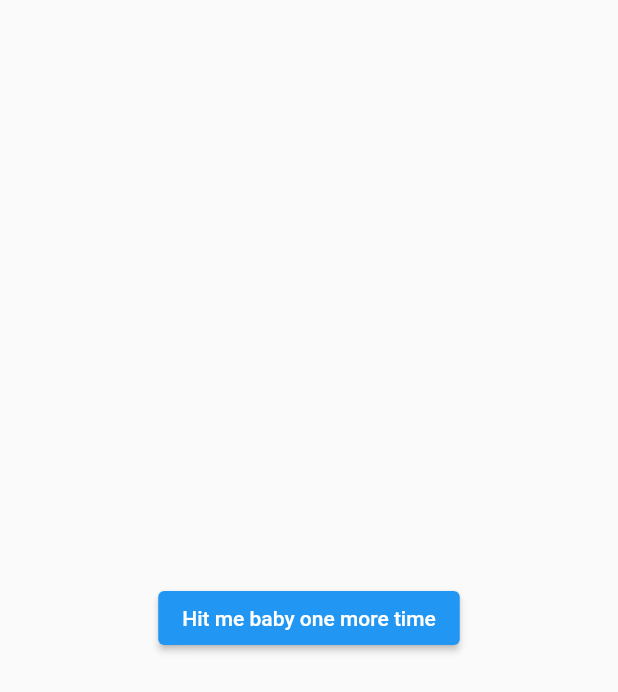
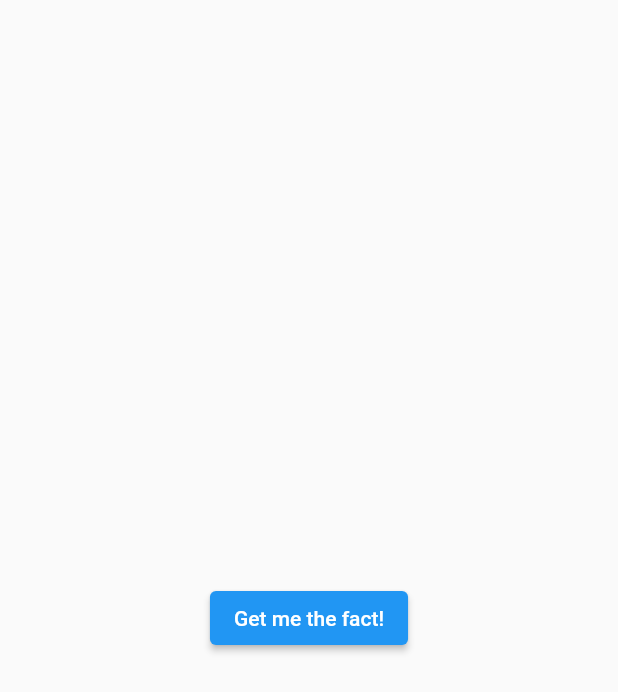
Before and after one commit to danypata/dependency_injection, a Flutter app: the screen it shows after launch, on a phone screen of 412 x 824 dp. Shown: the top 692 px of the screen. Run offline on Flutter 3.47's test engine with Material 2 defaults, Android fonts, the phone set to English and light mode, and no system bars; our stand-ins replace bloc, dio, flutter_bloc, freezed_annotation, get_it, injectable and 1 more; generated files the repository leaves out were written again.

Commit message:
small word change

```diff
--- a/lib/screens/home_screen.dart
+++ b/lib/screens/home_screen.dart
@@ -77,6 +77,6 @@ class _HomeScreenState extends State<HomeScreen> {
         onPressed: () {
           context.read<HomeBloc>().add(HomeEvent.oneMoreFunFact());
         },
-        child: const Text("Hit me baby one more time"));
+        child: const Text("Get me the fact!"));
   }
 }
```
